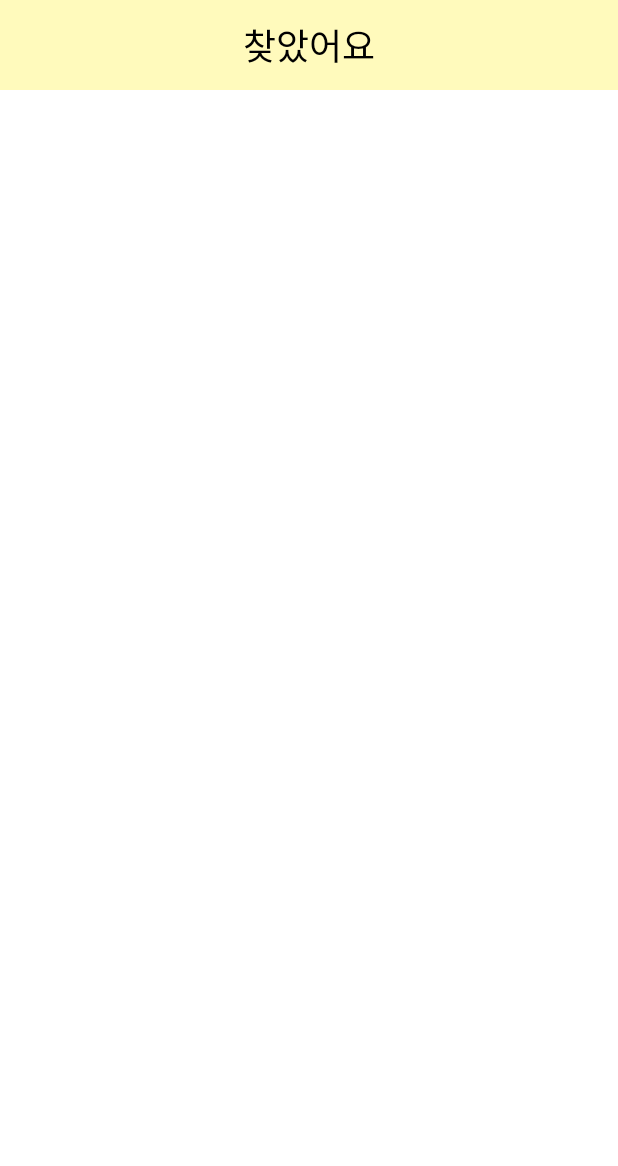
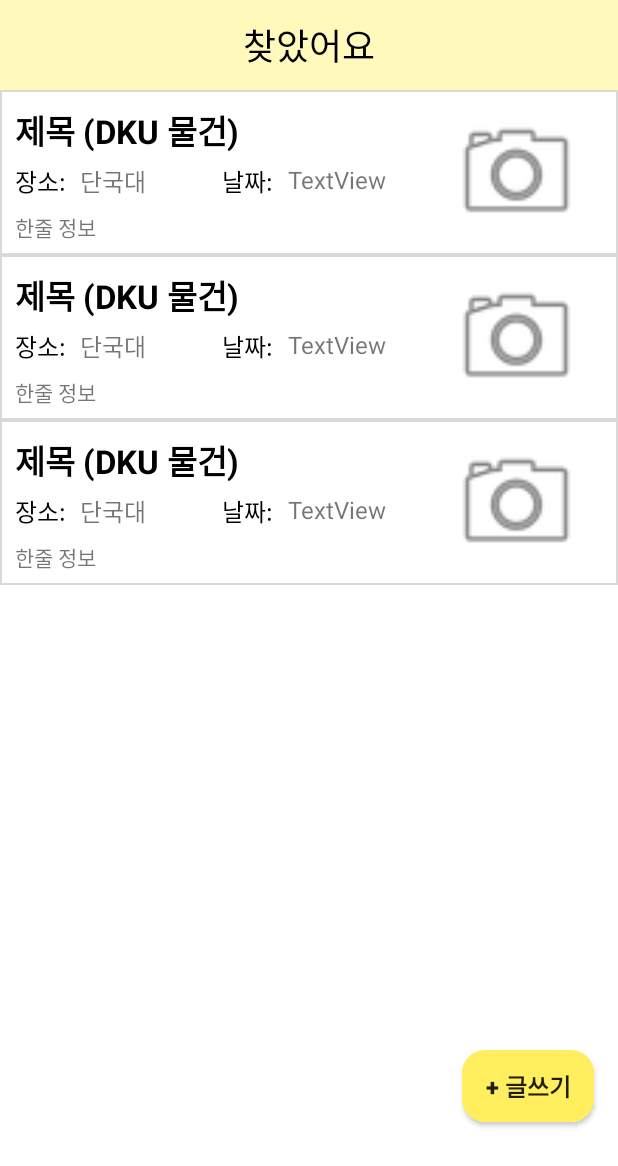
Before and after one commit to jiminpark23/LostBox, an Android app: the layout fragment_found.xml on its own in the app's theme, with its tools: preview values and no code run, on a phone screen of 412 x 824 dp. Shown: the top 1166 px of the screen. Run offline under Robolectric (Android 15) with nearby library versions, the light colour scheme and no system bars.

Commit message:
FoundAdapter 연결

```diff
--- a/app/src/main/java/com/example/lostbox/FindFragment.java
+++ b/app/src/main/java/com/example/lostbox/FindFragment.java
@@ -7,13 +7,11 @@
 import android.view.View;
 import android.view.ViewGroup;
 import android.widget.Button;
-import android.widget.TextView;
 
 import androidx.annotation.NonNull;
 import androidx.fragment.app.Fragment;
 
 import androidx.annotation.Nullable;
-import androidx.fragment.app.FragmentActivity;
 import androidx.recyclerview.widget.LinearLayoutManager;
 import androidx.recyclerview.widget.RecyclerView;
 
--- /dev/null
+++ b/app/src/main/res/layout/found_item.xml
@@ -0,0 +1,86 @@
+<?xml version="1.0" encoding="utf-8"?>
+<LinearLayout xmlns:android="http://schemas.android.com/apk/res/android"
+    xmlns:app="http://schemas.android.com/apk/res-auto"
+    android:layout_width="match_parent"
+    android:layout_height="wrap_content"
+    android:background="@drawable/edge"
+    android:orientation="horizontal"
+    android:padding="10dp">
+
+    <LinearLayout
+        android:layout_width="242dp"
+        android:layout_height="match_parent"
+        android:layout_marginRight="10dp"
+        android:layout_weight="1"
+        android:orientation="vertical">
+
+        <TextView
+            android:id="@+id/found_title"
+            android:layout_width="match_parent"
+            android:layout_height="wrap_content"
+            android:layout_marginBottom="5dp"
+            android:text="제목 (DKU 물건)"
+            android:textColor="#000000"
+            android:textSize="22sp"
+            android:textStyle="bold" />
+
+        <LinearLayout
+            android:layout_width="match_parent"
+            android:layout_height="wrap_content"
+            android:layout_marginBottom="8dp"
+            android:orientation="horizontal">
+
+            <TextView
+                android:id="@+id/textView18"
+                android:layout_width="7dp"
+                android:layout_height="match_parent"
+                android:layout_marginRight="2dp"
+                android:layout_weight="1"
+                android:text="장소:"
+                android:textColor="#000000"
+                android:textSize="16sp" />
+
+            <TextView
+                android:id="@+id/found_place"
+                android:layout_width="50dp"
+                android:layout_height="match_parent"
+                android:layout_marginRight="10dp"
+                android:layout_weight="1"
+                android:text="단국대"
+                android:textSize="16sp" />
+
+            <TextView
+                android:id="@+id/textView14"
+                android:layout_width="7dp"
+                android:layout_height="match_parent"
+                android:layout_marginRight="2dp"
+                android:layout_weight="1"
+                android:text="날짜:"
+                android:textColor="#000000"
+                android:textSize="16sp" />
+
+            <TextView
+                android:id="@+id/found_date"
+                android:layout_width="50dp"
+                android:layout_height="match_parent"
+                android:layout_weight="1"
+                android:text="TextView"
+                android:textSize="16sp" />
+        </LinearLayout>
+
+        <TextView
+            android:id="@+id/found_ex"
+            android:layout_width="wrap_content"
+            android:layout_height="wrap_content"
+            android:text="한줄 정보" />
+
+    </LinearLayout>
+
+    <ImageView
+        android:id="@+id/found_img"
+        android:layout_width="90dp"
+        android:layout_height="90dp"
+        android:layout_weight="1"
+        app:srcCompat="@android:drawable/ic_menu_camera" />
+
+</LinearLayout>
--- a/app/src/main/res/layout/fragment_find.xml
+++ b/app/src/main/res/layout/fragment_find.xml
@@ -46,14 +46,16 @@
         android:id="@+id/find_write"
         android:layout_width="wrap_content"
         android:layout_height="wrap_content"
+        android:layout_marginTop="428dp"
+        android:layout_marginEnd="16dp"
         android:background="@drawable/btn_round"
         android:text="+ 글쓰기"
         android:textSize="16sp"
         android:textStyle="bold"
-        app:layout_constraintBottom_toBottomOf="@+id/find_recycle"
+        app:layout_constraintBottom_toBottomOf="@+id/found_recycle"
         app:layout_constraintEnd_toEndOf="parent"
         app:layout_constraintHorizontal_bias="0.95"
-        app:layout_constraintStart_toStartOf="@+id/find_recycle"
+        app:layout_constraintStart_toStartOf="@+id/found_recycle"
         app:layout_constraintTop_toBottomOf="@+id/linearLayout"
         app:layout_constraintVertical_bias="0.894" />
 </androidx.constraintlayout.widget.ConstraintLayout>
--- a/app/src/main/res/layout/fragment_found.xml
+++ b/app/src/main/res/layout/fragment_found.xml
@@ -4,22 +4,23 @@
     xmlns:tools="http://schemas.android.com/tools"
     android:id="@+id/linearLayout2"
     android:layout_width="match_parent"
-    android:layout_height="60dp">
+    android:layout_height="match_parent">
 
     <LinearLayout
-        android:id="@+id/linearLayout3"
+        android:id="@+id/linearLayout"
         android:layout_width="0dp"
-        android:layout_height="0dp"
+        android:layout_height="60dp"
         android:background="#FFFABC"
         android:orientation="horizontal"
         app:layout_constraintBottom_toBottomOf="parent"
         app:layout_constraintEnd_toEndOf="parent"
         app:layout_constraintStart_toStartOf="parent"
-        app:layout_constraintTop_toTopOf="parent">
+        app:layout_constraintTop_toTopOf="parent"
+        app:layout_constraintVertical_bias="0.0">
 
         <TextView
-            android:id="@+id/textView2"
-            android:layout_width="wrap_content"
+            android:id="@+id/textView"
+            android:layout_width="match_parent"
             android:layout_height="wrap_content"
             android:layout_gravity="center"
             android:layout_weight="1"
@@ -28,4 +29,31 @@
             android:textColor="#000000"
             android:textSize="24sp" />
     </LinearLayout>
+
+    <androidx.recyclerview.widget.RecyclerView
+        android:id="@+id/found_recycle"
+        android:layout_width="0dp"
+        android:layout_height="0dp"
+        app:layout_constraintBottom_toBottomOf="parent"
+        app:layout_constraintEnd_toEndOf="parent"
+        app:layout_constraintHorizontal_bias="1.0"
+        app:layout_constraintStart_toStartOf="parent"
+        app:layout_constraintTop_toBottomOf="@+id/linearLayout"
+        app:layout_constraintVertical_bias="1.0"
+        tools:listitem="@layout/found_item" />
+
+    <androidx.appcompat.widget.AppCompatButton
+        android:id="@+id/found_write"
+        android:layout_width="wrap_content"
+        android:layout_height="wrap_content"
+        android:background="@drawable/btn_round"
+        android:text="+ 글쓰기"
+        android:textSize="16sp"
+        android:textStyle="bold"
+        app:layout_constraintBottom_toBottomOf="@+id/found_recycle"
+        app:layout_constraintEnd_toEndOf="parent"
+        app:layout_constraintHorizontal_bias="0.95"
+        app:layout_constraintStart_toStartOf="@+id/found_recycle"
+        app:layout_constraintTop_toBottomOf="@+id/linearLayout"
+        app:layout_constraintVertical_bias="0.894" />
 </androidx.constraintlayout.widget.ConstraintLayout>
```
Also changed, not shown: app/src/main/java/com/example/lostbox/FoundAdapter.java (added, +68 -0 lines), app/src/main/java/com/example/lostbox/FoundFragment.java (+72 -1 lines), app/src/main/java/com/example/lostbox/FoundItem.java (added, +54 -0 lines).
